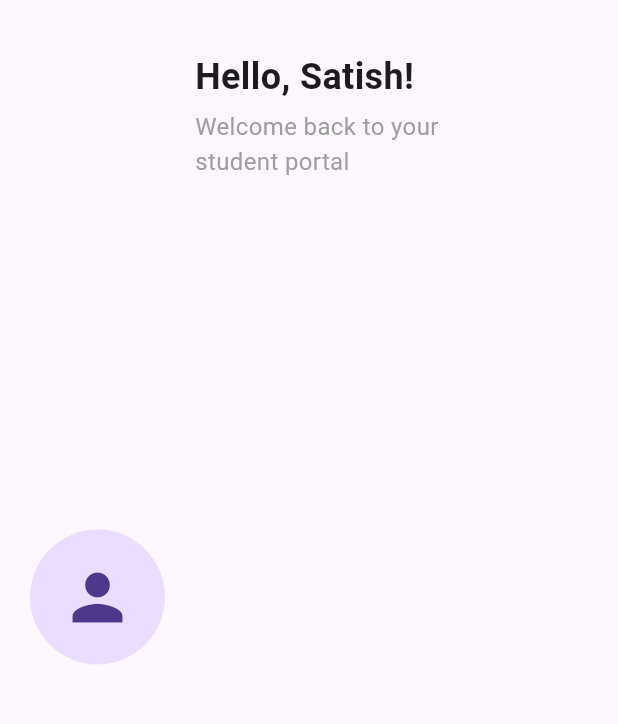
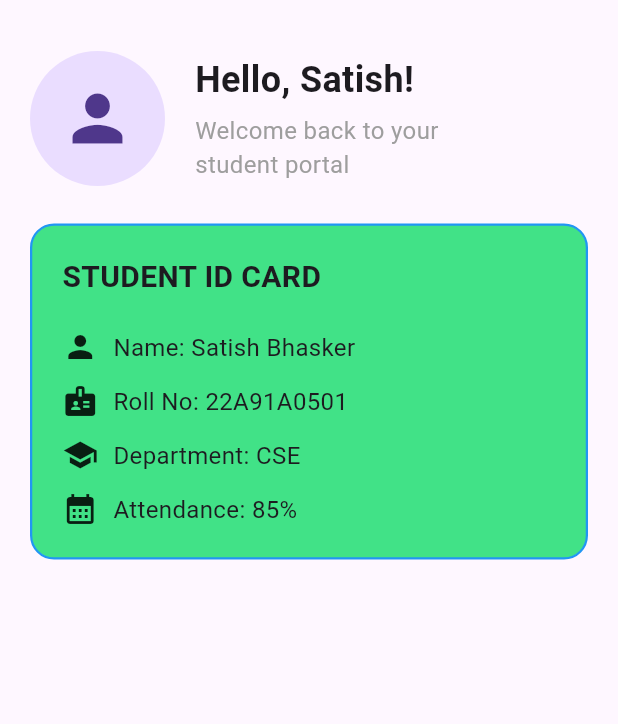
Before and after one commit to SatishPallyvela/student-management-system-flutter, a Flutter app: the screen it shows after launch, on a phone screen of 412 x 824 dp, the part 63-787 px from its top. Run offline on Flutter 3.47's test engine with Material 3 defaults, Android fonts, the phone set to English and light mode, and no system bars.

Commit message:
Add student ID card

```diff
--- a/lib/screens/home_screen.dart
+++ b/lib/screens/home_screen.dart
@@ -1,5 +1,6 @@
 import 'package:flutter/material.dart';
 import '../widgets/greeting_section.dart';
+import '../widgets/student_id_card.dart';
 
 class HomeScreen extends StatelessWidget {
   const HomeScreen({super.key});
@@ -15,7 +16,9 @@ class HomeScreen extends StatelessWidget {
       body: const Padding(
         padding: EdgeInsets.all(20),
 
-        child: GreetingSection(),
+        child: Column(
+          children: [GreetingSection(), SizedBox(height: 25), StudentIdCard()],
+        ),
       ),
     );
   }
--- /dev/null
+++ b/lib/widgets/student_id_card.dart
@@ -0,0 +1,76 @@
+import 'package:flutter/material.dart';
+
+class StudentIdCard extends StatelessWidget {
+  const StudentIdCard({super.key});
+
+  @override
+  Widget build(BuildContext context) {
+    return Container(
+      width: double.infinity,
+
+      // Use all the horizontal space available.
+      padding: const EdgeInsets.all(20),
+
+      // "Give 20 pixels of space inside the card.
+      decoration: BoxDecoration(
+        color: const Color.fromARGB(255, 65, 226, 135),
+        borderRadius: BorderRadius.circular(16),
+        border: Border.all(color: Colors.blue, width: 1.5),
+      ),
+      child: Column(
+        crossAxisAlignment: CrossAxisAlignment.start,
+        children: [
+          const Text(
+            "STUDENT ID CARD",
+            style: TextStyle(fontSize: 20, fontWeight: FontWeight.bold),
+          ),
+
+          const SizedBox(height: 20),
+          // Student name.
+          const Row(
+            children: [
+              Icon(Icons.person),
+
+              SizedBox(width: 10),
+
+              Text("Name: Satish Bhasker", style: TextStyle(fontSize: 16)),
+            ],
+          ),
+          const SizedBox(height: 12),
+          // Roll number.
+          const Row(
+            children: [
+              Icon(Icons.badge),
+              SizedBox(width: 10),
+              Text("Roll No: 22A91A0501", style: TextStyle(fontSize: 16)),
+            ],
+          ),
+
+          const SizedBox(height: 12),
+          // Department.
+          const Row(
+            children: [
+              Icon(Icons.school),
+
+              SizedBox(width: 10),
+
+              Text("Department: CSE", style: TextStyle(fontSize: 16)),
+            ],
+          ),
+
+          const SizedBox(height: 12),
+          // Attendance.
+          const Row(
+            children: [
+              Icon(Icons.calendar_month),
+
+              SizedBox(width: 10),
+
+              Text("Attendance: 85%", style: TextStyle(fontSize: 16)),
+            ],
+          ),
+        ],
+      ),
+    );
+  }
+}
```
Also changed, not shown: image-1.png (added), image.png (added), 1 other file.
